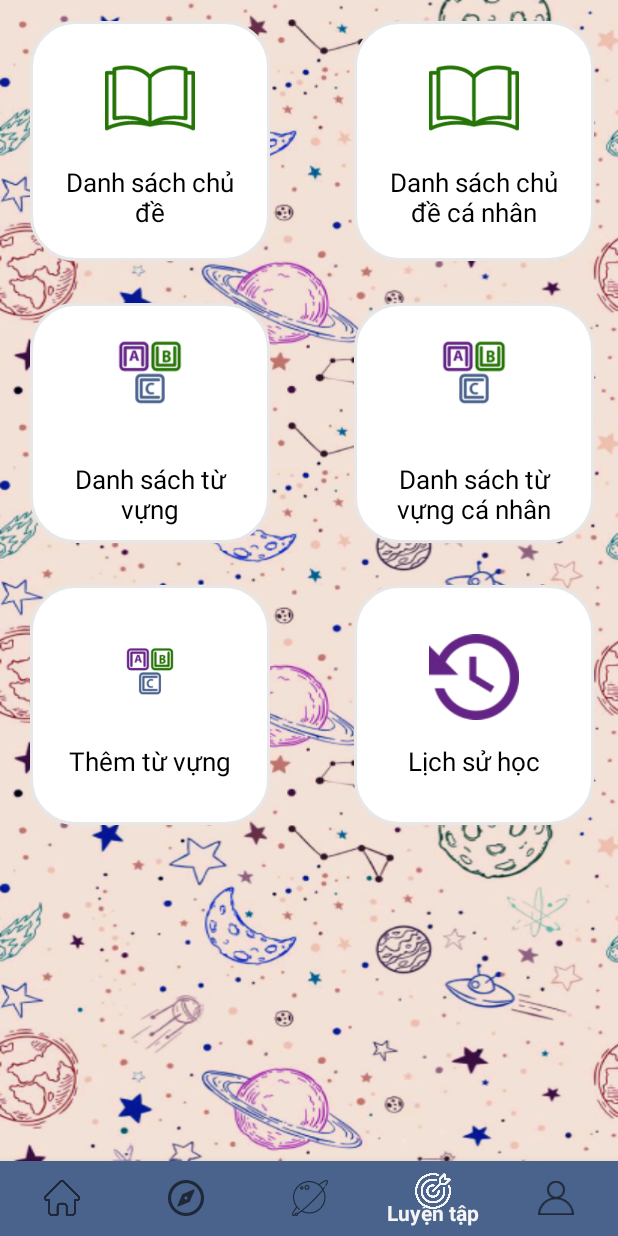
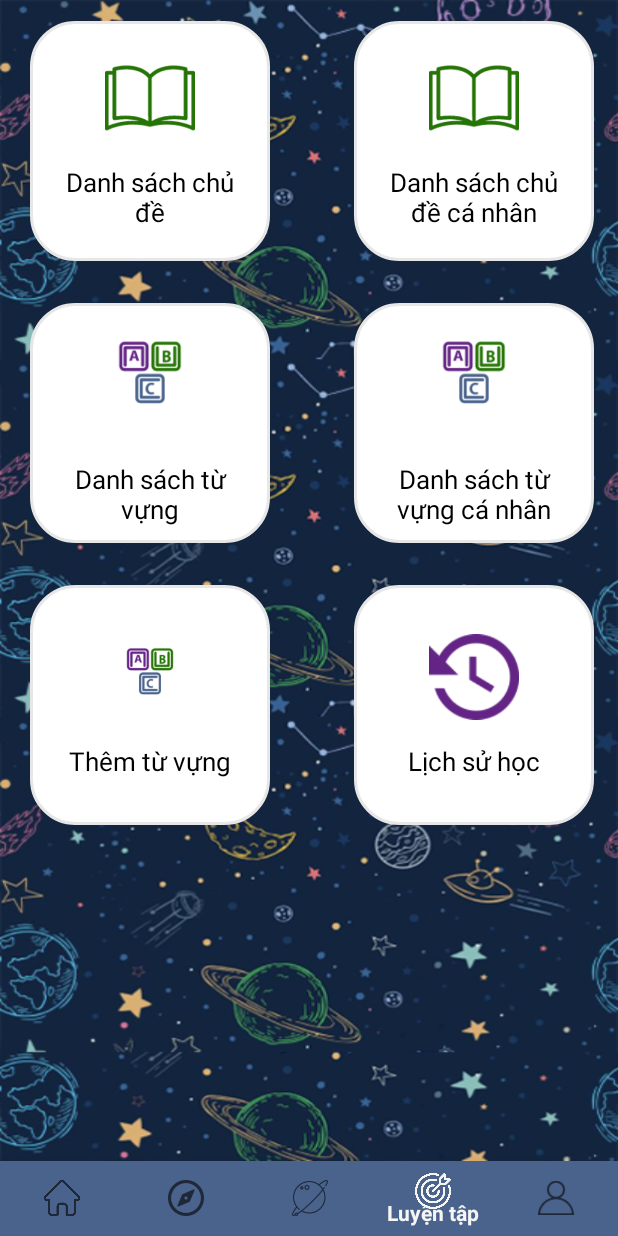
Before and after one commit to thienbinhwwww/MoonEdu, an Android app: the screen it shows after launch (MainActivity), item 4 of the bottom bar chosen, on a phone screen of 412 x 824 dp. Run offline under Robolectric (Android 15) with nearby library versions, the phone set to English and light mode, and no system bars.

Commit message:
update ui

```diff
--- a/app/src/main/res/layout/activity_history.xml
+++ b/app/src/main/res/layout/activity_history.xml
@@ -4,7 +4,7 @@
     xmlns:tools="http://schemas.android.com/tools"
     android:layout_width="match_parent"
     android:layout_height="match_parent"
-    android:background="@drawable/bk_xam"
+    android:background="@drawable/bk_galaxy"
     tools:context=".Activity.HistoryActivity">
 
     <androidx.recyclerview.widget.RecyclerView
--- a/app/src/main/res/layout/fragment_all.xml
+++ b/app/src/main/res/layout/fragment_all.xml
@@ -5,7 +5,7 @@
     android:layout_width="match_parent"
     android:layout_height="match_parent"
     android:orientation="vertical"
-    android:background="@drawable/bk_xam">
+    android:background="@drawable/bk_galaxy">
 
     //dong1
    <LinearLayout
```
Also changed, not shown: app/src/main/res/drawable-v24/bk_galaxy.png (added).
